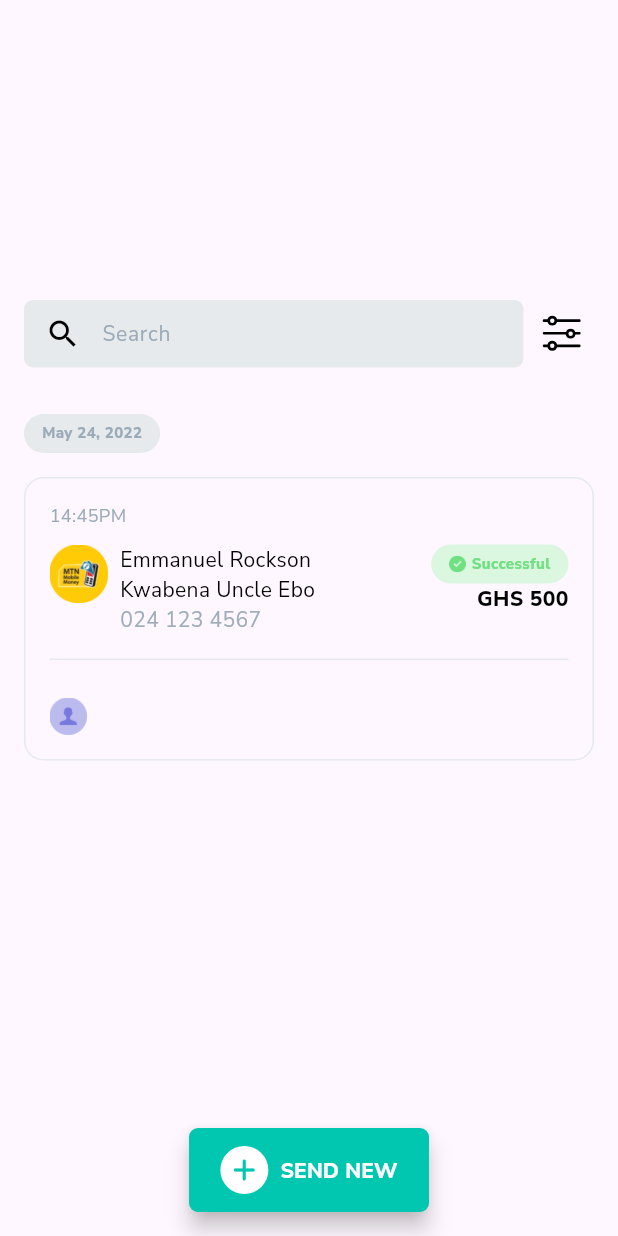
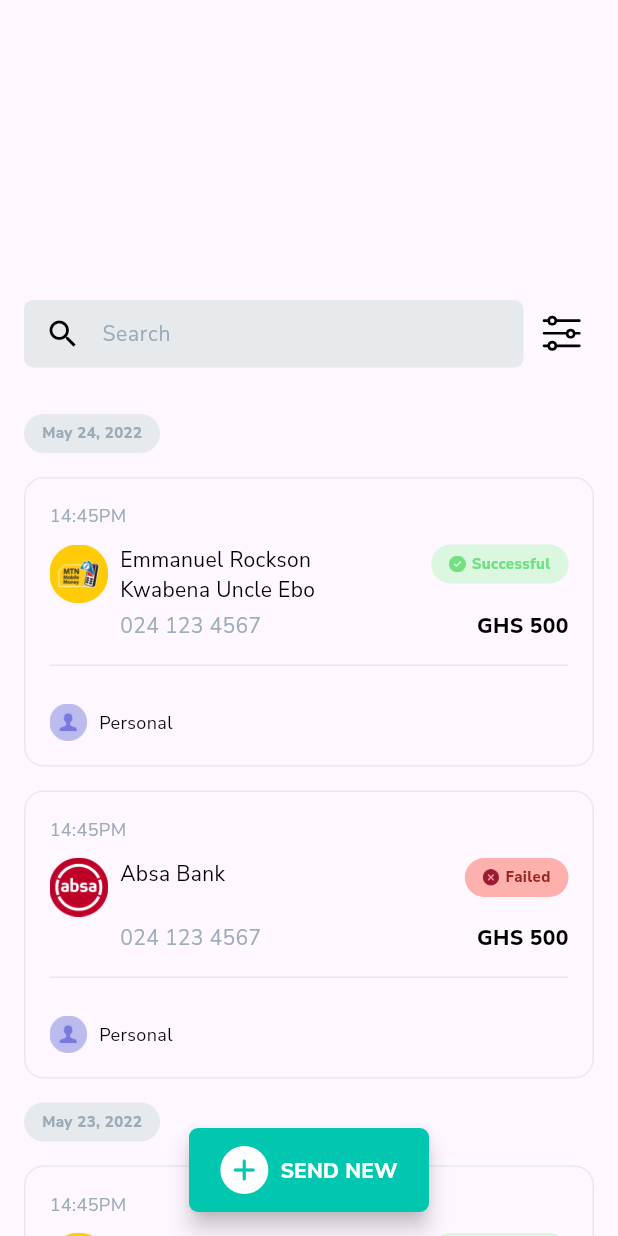
Before and after one commit to SelaseKay/hubtel_assessment, a Flutter app: the screen it shows after launch, on a phone screen of 412 x 824 dp. Run offline on Flutter 3.47's test engine with Material 2 defaults, Android fonts, the phone set to English and light mode, and no system bars; our stand-ins replace flutter_svg, google_fonts.

Commit message:
final commit

```diff
--- a/lib/components/transaction_card.dart
+++ b/lib/components/transaction_card.dart
@@ -5,9 +5,13 @@ class TransactionCard extends StatelessWidget {
   const TransactionCard({
     super.key,
     this.imagePath = "assets/images/momo.png",
+    this.name = "Emmanuel Rockson\nKwabena Uncle Ebo",
+    this.status = Status.successful,
   });
 
   final String imagePath;
+  final String name;
+  final Status status;
 
   @override
   Widget build(BuildContext context) {
@@ -49,13 +53,34 @@ class TransactionCard extends StatelessWidget {
                   crossAxisAlignment: CrossAxisAlignment.start,
                   children: [
                     Text(
-                    "Emmanuel Rockson\nKwabena Uncle Ebo",
+                      name,
                       style: GoogleFonts.nunitoSans(
                         fontSize: 14.0,
                         color: Colors.black,
                         fontWeight: FontWeight.normal,
                       ),
                     ),
+                  ],
+                ),
+              ),
+               Column(
+                crossAxisAlignment: CrossAxisAlignment.end,
+                children: [
+                  StatusContainer(
+                    status: status,
+                  ),
+                ],
+              )
+            ],
+          ),
+          const SizedBox(
+            height: 4.0,
+          ),
+          Padding(
+            padding: const EdgeInsets.only(left: 47.0),
+            child: Row(
+              mainAxisAlignment: MainAxisAlignment.spaceBetween,
+              children: [
                 Text(
                   "024 123 4567",
                   style: GoogleFonts.nunitoSans(
@@ -63,13 +88,7 @@ class TransactionCard extends StatelessWidget {
                     color: const Color(0xFF9EADBA),
                     fontWeight: FontWeight.normal,
                   ),
-                  )
-                ],
-              ),),
-              Column(
-                crossAxisAlignment: CrossAxisAlignment.end,
-                children: [
-                  const StatusContainer(),
+                ),
                 Text(
                   "GHS 500",
                   style: GoogleFonts.nunitoSans(
@@ -79,18 +98,36 @@ class TransactionCard extends StatelessWidget {
                   ),
                 )
               ],
-              )
-            ],
             ),
-          const SizedBox(height: 16.0,),
+          ),
+          const SizedBox(
+            height: 16.0,
+          ),
           Container(
             height: 1.0,
             color: const Color(0xFFE6EAED),
           ),
-          const SizedBox(height: 25.0,),
+          const SizedBox(
+            height: 25.0,
+          ),
           Row(
             children: [
-              SizedBox(height: 25.0, width: 25.0, child: Image.asset("assets/images/personal.png"),)
+              SizedBox(
+                height: 25.0,
+                width: 25.0,
+                child: Image.asset("assets/images/personal.png"),
+              ),
+              const SizedBox(
+                width: 8.0,
+              ),
+              Text(
+                "Personal",
+                style: GoogleFonts.nunitoSans(
+                  fontSize: 12.0,
+                  color: Colors.black,
+                  fontWeight: FontWeight.normal,
+                ),
+              )
             ],
           )
         ],
--- a/lib/main.dart
+++ b/lib/main.dart
@@ -88,6 +88,34 @@
                 height: 16.0,
               ),
               TransactionCard(),
+              const SizedBox(
+                height: 16.0,
+              ),
+              TransactionCard(
+                imagePath: "assets/images/absa.png",
+                name: "Absa Bank",
+                status: Status.failed,
+              ),
+              const SizedBox(
+                height: 16.0,
+              ),
+              Row(
+                children: [
+                  DateContainer(
+                    date: "May 23, 2022",
+                  ),
+                ],
+              ),
+               const SizedBox(
+                height: 16.0,
+              ),
+              TransactionCard(
+                imagePath: "assets/images/momo.png",
+                name: "Emmanuel Rockson",
+              ),
+              const SizedBox(
+                height: 16.0,
+              ),
             ],
           ))
         ],
```
Also changed, not shown: assets/images/absa.png (added). Lines whose indentation alone changed are shown as unchanged.
